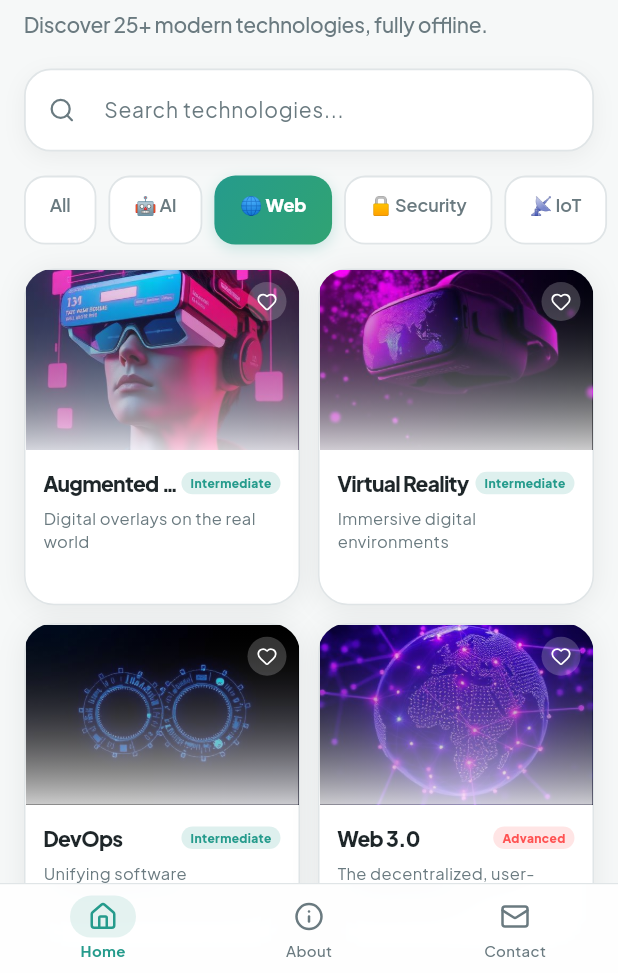
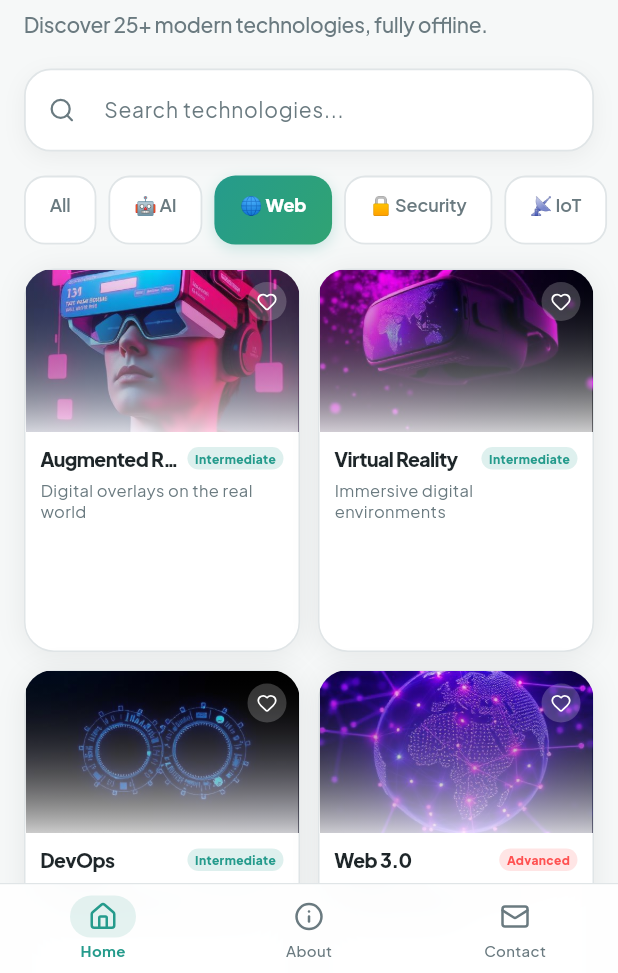
Before and after one commit to guntaganideepak116-cyber/TechVerse, a Flutter app: the HomePage screen opened by its route, after a tap on "🤖 AI", after a tap on "🌐 Web", on a phone screen of 412 x 824 dp, the part 263-1236 px from its top. Run offline on Flutter 3.47's test engine with Material 3 defaults, Android fonts, the phone set to English and light mode, and no system bars; drawn by our look-alikes of flutter_animate; our stand-ins replace flutter_riverpod, go_router, google_fonts, lucide_icons, shared_preferences; accounts and stored records are empty.

Commit message:
fix: resolve container assertion crash and tech card overflow errors

```diff
--- a/lib/pages/bookmarks_page.dart
+++ b/lib/pages/bookmarks_page.dart
@@ -41,7 +41,7 @@ class BookmarksPage extends ConsumerWidget {
                       crossAxisCount: 2,
                       mainAxisSpacing: 12,
                       crossAxisSpacing: 12,
-                      childAspectRatio: 0.82,
+                      childAspectRatio: 0.72,
                     ),
                   ),
                 ),
--- a/lib/pages/home_page.dart
+++ b/lib/pages/home_page.dart
@@ -204,7 +204,7 @@ class _HomePageState extends State<HomePage> {
         crossAxisCount: 2,
         mainAxisSpacing: 12,
         crossAxisSpacing: 12,
-        childAspectRatio: 0.82,
+        childAspectRatio: 0.72,
       ),
     );
   }
--- a/lib/pages/tech_detail_page.dart
+++ b/lib/pages/tech_detail_page.dart
@@ -65,7 +65,7 @@ class TechDetailPage extends ConsumerWidget {
             _buildTitleArea(context, tech),
             Padding(
               padding:
-                  const EdgeInsets.symmetric(horizontal: 20.0, vertical: 24),
+                  const EdgeInsets.fromLTRB(20.0, 0.0, 20.0, 24.0),
               child: Column(
                 children: sections.asMap().entries.map((entry) => SectionCard(
                       title: entry.value['title'] as String,
@@ -176,8 +176,11 @@ class TechDetailPage extends ConsumerWidget {
   Widget _buildTitleArea(BuildContext context, TechModel tech) {
     final isDark = Theme.of(context).brightness == Brightness.dark;
 
-    return Container(
-      margin: const EdgeInsets.fromLTRB(20, -36, 20, 0),
+    return Padding(
+      padding: const EdgeInsets.symmetric(horizontal: 20),
+      child: Transform.translate(
+        offset: const Offset(0, -36),
+        child: Container(
           padding: const EdgeInsets.all(24),
           decoration: BoxDecoration(
             color: Theme.of(context).cardColor,
@@ -265,6 +268,8 @@ class TechDetailPage extends ConsumerWidget {
               ),
             ],
           ),
+        ),
+      ),
     ).animate().slideY(begin: 0.1, duration: 400.ms, delay: 100.ms).fadeIn();
   }
 }
--- a/lib/widgets/tech_card.dart
+++ b/lib/widgets/tech_card.dart
@@ -88,7 +88,7 @@ class _TechCardState extends ConsumerState<TechCard> {
                       Stack(
                         children: [
                           SizedBox(
-                            height: 120,
+                            height: 108,
                             width: double.infinity,
                             child: Image.asset(
                               widget.tech.image,
@@ -135,10 +135,12 @@ class _TechCardState extends ConsumerState<TechCard> {
                         ],
                       ),
                       // Content
-                      Padding(
-                        padding: const EdgeInsets.all(12),
+                      Expanded(
+                        child: Padding(
+                          padding: const EdgeInsets.fromLTRB(10, 8, 10, 8),
                           child: Column(
                             crossAxisAlignment: CrossAxisAlignment.start,
+                            mainAxisAlignment: MainAxisAlignment.spaceBetween,
                             children: [
                               Row(
                                 mainAxisAlignment: MainAxisAlignment.spaceBetween,
@@ -147,19 +149,20 @@ class _TechCardState extends ConsumerState<TechCard> {
                                     child: Text(
                                       widget.tech.title,
                                       style: const TextStyle(
-                                      fontSize: 14,
+                                        fontSize: 13,
                                         fontWeight: FontWeight.w900,
-                                      letterSpacing: -0.5,
+                                        letterSpacing: -0.4,
                                       ),
                                       maxLines: 1,
                                       overflow: TextOverflow.ellipsis,
                                     ),
                                   ),
+                                  const SizedBox(width: 4),
                                   Container(
-                                  padding: const EdgeInsets.symmetric(horizontal: 6, vertical: 2),
+                                    padding: const EdgeInsets.symmetric(horizontal: 5, vertical: 2),
                                     decoration: BoxDecoration(
                                       color: _getDifficultyColor(widget.tech.difficulty, isDark).withValues(alpha: 0.15),
-                                    borderRadius: BorderRadius.circular(10),
+                                      borderRadius: BorderRadius.circular(8),
                                     ),
                                     child: Text(
                                       widget.tech.difficulty,
@@ -172,18 +175,21 @@ class _TechCardState extends ConsumerState<TechCard> {
                                   ),
                                 ],
                               ),
-                            const SizedBox(height: 6),
-                            Text(
+                              const SizedBox(height: 4),
+                              Expanded(
+                                child: Text(
                                   widget.tech.tagline,
                                   style: const TextStyle(
                                     fontSize: 11,
                                     color: AppColors.mutedForegroundLight,
-                                height: 1.4,
+                                    height: 1.3,
                                   ),
                                   maxLines: 2,
                                   overflow: TextOverflow.ellipsis,
                                 ),
+                              ),
                             ],
+                          ),
                         ),
                       ),
                     ],
```
Lines whose indentation alone changed are shown as unchanged.
